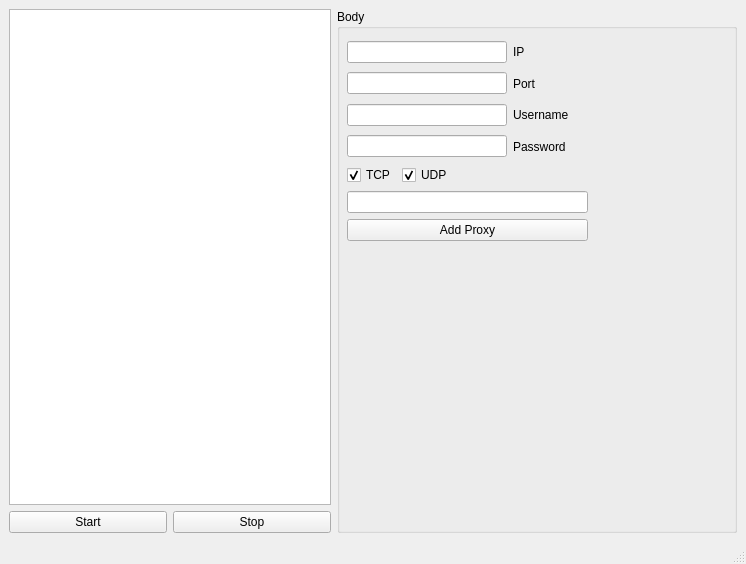
Above: cutie/ui/CpWindow.ui from kvakazabra/cutieproxy before the change. Below: the same form after it.
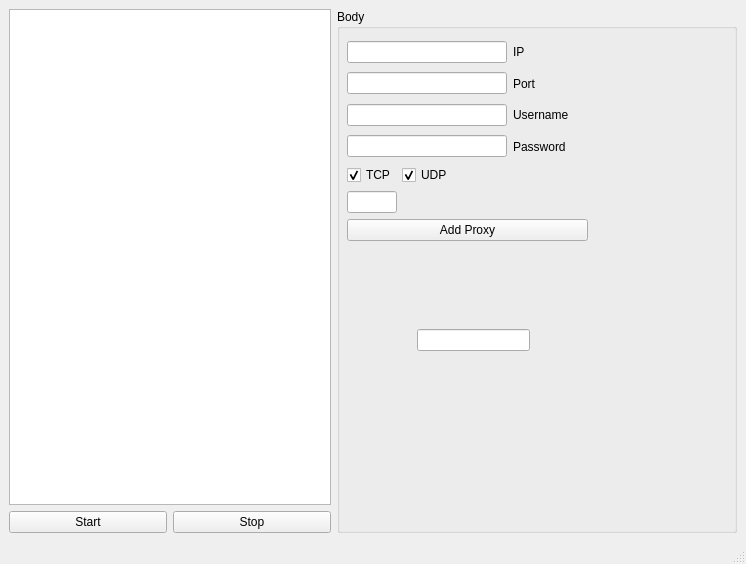
That is the form after the change.

Commit message: Add versatile filter functionality, add QProxyItem, add import line edit to ui

What changed in the file:
```diff
--- a/cutie/ui/CpWindow.ui
+++ b/cutie/ui/CpWindow.ui
@@ -53,7 +53,17 @@
         <property name="title">
          <string>Body</string>
         </property>
-        <widget class="QWidget" name="">
+        <widget class="QLineEdit" name="procName">
+         <property name="geometry">
+          <rect>
+           <x>80</x>
+           <y>320</y>
+           <width>113</width>
+           <height>22</height>
+          </rect>
+         </property>
+        </widget>
+        <widget class="QWidget" name="layoutWidget">
          <property name="geometry">
           <rect>
            <x>10</x>
@@ -197,7 +207,14 @@
            </layout>
           </item>
           <item>
-           <widget class="QLineEdit" name="importLineEdit"/>
+           <widget class="QLineEdit" name="importLineEdit">
+            <property name="maximumSize">
+             <size>
+              <width>50</width>
+              <height>16777215</height>
+             </size>
+            </property>
+           </widget>
           </item>
           <item>
            <widget class="QPushButton" name="addProxyButton">
```
Left out of the diff: 3 changed lines with no effect on the pictures. The commit also changes 7 other files.
